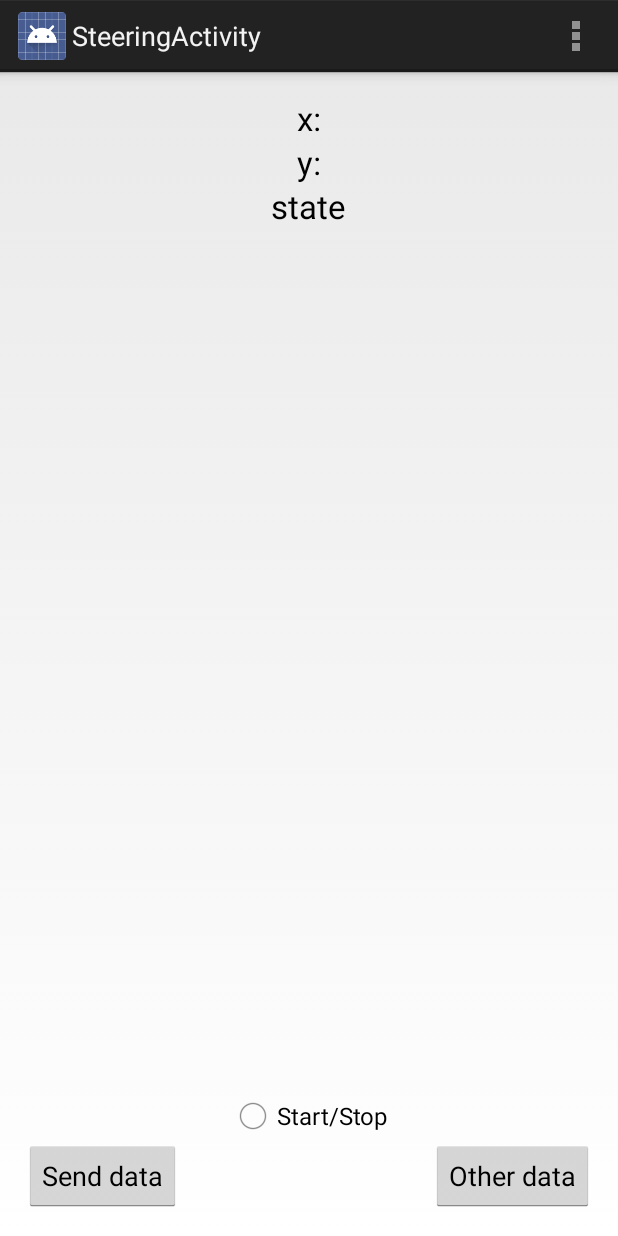
After one commit to jakubt33/Hexapod, an Android app: the SteeringActivity screen opened directly, with no data from a screen before it, on a phone screen of 412 x 824 dp. The commit adds this screen. Run offline under Robolectric (Android 15) with nearby library versions, the phone set to English and light mode, and no system bars.

Commit message:
passing string through activities(BT temporarly disabled)

```diff
--- a/Android/Hexapod/app/src/main/AndroidManifest.xml
+++ b/Android/Hexapod/app/src/main/AndroidManifest.xml
@@ -1,6 +1,7 @@
 <?xml version="1.0" encoding="utf-8"?>
 <manifest xmlns:android="http://schemas.android.com/apk/res/android"
     package="com.jtrzyna.hexapod" >
+
     <uses-permission android:name="android.permission.BLUETOOTH" />
     <uses-permission android:name="android.permission.BLUETOOTH_ADMIN" />
 
@@ -14,9 +15,12 @@
             android:label="@string/app_name" >
             <intent-filter>
                 <action android:name="android.intent.action.MAIN" />
-
                 <category android:name="android.intent.category.LAUNCHER" />
             </intent-filter>
+        </activity>
+        <activity
+            android:name=".SteeringActivity"
+            android:label="@string/title_activity_steering" >
         </activity>
     </application>
 
--- /dev/null
+++ b/Android/Hexapod/app/src/main/java/com/jtrzyna/hexapod/SteeringActivity.java
@@ -0,0 +1,224 @@
+package com.jtrzyna.hexapod;
+
+import android.app.Activity;
+import android.bluetooth.BluetoothAdapter;
+import android.bluetooth.BluetoothDevice;
+import android.bluetooth.BluetoothSocket;
+import android.content.Intent;
+import android.gesture.GesturePoint;
+import android.os.Bundle;
+import android.os.Handler;
+import android.os.Message;
+import android.view.Menu;
+import android.view.MenuItem;
+import android.view.View;
+import android.widget.ListView;
+import android.widget.RadioButton;
+import android.widget.TextView;
+
+import java.io.IOException;
+import java.io.InputStream;
+import java.io.OutputStream;
+import java.io.Serializable;
+import java.util.UUID;
+
+
+public class SteeringActivity extends Activity {
+
+    public static final UUID MY_UUID = UUID.fromString("00001101-0000-1000-8000-00805F9B34FB");
+    ConnectedThread connectedThread;
+    ConnectThread connect;
+    BluetoothAdapter btAdapter;
+    TextView state;
+
+    RadioButton StartStopButton;
+    TextView xPosition;
+    TextView yPosition;
+    protected static final int MESSAGE_READ = 1;
+    Handler mHandler = new Handler() {
+        public void handleMessage(Message msg) {
+            // TODO Auto-generated method stub
+            super.handleMessage(msg);
+            switch (msg.what) {
+                case MESSAGE_READ:
+                    byte[] readBuf = (byte[]) msg.obj;
+                    String string = new String(readBuf);
+                    state.setText(string);
+                    break;
+            }
+        }
+    };
+
+    protected void onCreate(Bundle savedInstanceState) {
+        super.onCreate(savedInstanceState);
+        setContentView(R.layout.activity_steering);
+        state = (TextView)findViewById(R.id.textState);
+        String getData = "start";
+        btAdapter = BluetoothAdapter.getDefaultAdapter();
+
+        Intent myIntent = getIntent();
+        Bundle b = myIntent.getExtras();
+        if(myIntent.hasExtra("connect")) {
+            getData = myIntent.getStringExtra("connect");
+            state.setText(getData);
+        }
+        //connect = (ConnectThread) myIntent.getSerializableExtra("connectThread");
+        //connect.start();
+        //connectedThread = new ConnectedThread(connect.mmSocket);
+
+
+        init();
+    }
+
+    private void init(){
+
+        StartStopButton = (RadioButton) findViewById(R.id.radioStartStop);
+        xPosition = (TextView)findViewById(R.id.xPosition);
+        yPosition = (TextView)findViewById(R.id.yPosition);
+    }
+
+    public void onSentDataClicked(View V) {
+        String s = "cdcd";
+        connectedThread.write(s.getBytes());
+        connectedThread.run();
+    }
+
+    public void onSentOtherDataClicked(View V) {
+        String s = "abab";
+        connectedThread.write(s.getBytes());
+        connectedThread.run();
+    }
+
+    public void onStartStopChecked(View V){
+        if(StartStopButton.isChecked()){
+
+        }
+        else{
+
+        }
+    }
+
+    @Override
+    public boolean onCreateOptionsMenu(Menu menu) {
+        // Inflate the menu; this adds items to the action bar if it is present.
+        getMenuInflater().inflate(R.menu.steering, menu);
+        return true;
+    }
+
+    @Override
+    public boolean onOptionsItemSelected(MenuItem item) {
+        // Handle action bar item clicks here. The action bar will
+        // automatically handle clicks on the Home/Up button, so long
+        // as you specify a parent activity in AndroidManifest.xml.
+        int id = item.getItemId();
+        if (id == R.id.action_settings) {
+            return true;
+        }
+        return super.onOptionsItemSelected(item);
+    }
+
+    private class ConnectedThread extends Thread {
+        private final BluetoothSocket mmSocket;
+        private final InputStream mmInStream;
+        private final OutputStream mmOutStream;
+
+        public ConnectedThread(BluetoothSocket socket) {
+            mmSocket = socket;
+            InputStream tmpIn = null;
+            OutputStream tmpOut = null;
+
+            // Get the input and output streams, using temp objects because
+            // member streams are final
+            try {
+                tmpIn = socket.getInputStream();
+                tmpOut = socket.getOutputStream();
+            } catch (IOException e) { }
+
+            mmInStream = tmpIn;
+            mmOutStream = tmpOut;
+        }
+
+
+        public void run() {
+            byte[] buffer;  // buffer store for the stream
+            int bytes; // bytes returned from read()
+
+            try {
+                // Read from the InputStream
+                buffer = new byte[1024];
+                bytes = mmInStream.read(buffer);
+                // Send the obtained bytes to the UI activity
+                mHandler.obtainMessage(MESSAGE_READ, bytes, -1, buffer)
+                        .sendToTarget();
+
+            } catch (IOException e) {
+                //break;
+            }
+
+        }
+
+        /* Call this from the main activity to send data to the remote device */
+        public void write(byte[] bytes) {
+            try {
+                mmOutStream.write(bytes);
+            } catch (IOException e) { }
+        }
+
+        /* Call this from the main activity to shutdown the connection */
+        public void cancel() {
+            try {
+                mmSocket.close();
+            } catch (IOException e) { }
+        }
+    }
+
+    private class ConnectThread extends Thread implements Serializable {
+        private final BluetoothSocket mmSocket;
+        private final BluetoothDevice mmDevice;
+
+        public ConnectThread(BluetoothDevice device) {
+            // Use a temporary object that is later assigned to mmSocket,
+            // because mmSocket is final
+            BluetoothSocket tmp = null;
+            mmDevice = device;
+
+            // Get a BluetoothSocket to connect with the given BluetoothDevice
+            try {
+                // MY_UUID is the app's UUID string, also used by the server code
+                tmp = device.createRfcommSocketToServiceRecord(MY_UUID);
+            } catch (IOException e) {
+            }
+            mmSocket = tmp;
+        }
+
+        public void run() {
+            // Cancel discovery because it will slow down the connection
+            btAdapter.cancelDiscovery();
+
+            try {
+                // Connect the device through the socket. This will block
+                // until it succeeds or throws an exception
+                mmSocket.connect();
+            } catch (IOException connectException) {
+                // Unable to connect; close the socket and get out
+                try {
+                    mmSocket.close();
+                } catch (IOException closeException) {
+                }
+                return;
+            }
+
+            state.setText("connected");
+        }
+
+        /**
+         * Will cancel an in-progress connection, and close the socket
+         */
+        public void cancel() {
+            try {
+                mmSocket.close();
+            } catch (IOException e) {
+            }
+        }
+    }
+}
--- /dev/null
+++ b/Android/Hexapod/app/src/main/res/layout/activity_steering.xml
@@ -0,0 +1,67 @@
+<RelativeLayout xmlns:android="http://schemas.android.com/apk/res/android"
+    xmlns:tools="http://schemas.android.com/tools"
+    android:layout_width="match_parent"
+    android:layout_height="match_parent"
+    android:paddingLeft="@dimen/activity_horizontal_margin"
+    android:paddingRight="@dimen/activity_horizontal_margin"
+    android:paddingTop="@dimen/activity_vertical_margin"
+    android:paddingBottom="@dimen/activity_vertical_margin"
+    tools:context="com.jtrzyna.hexapod.SteeringActivity">
+
+
+    <TextView
+        android:layout_width="wrap_content"
+        android:layout_height="wrap_content"
+        android:textAppearance="?android:attr/textAppearanceLarge"
+        android:text="x:"
+        android:id="@+id/xPosition"
+        android:layout_alignParentTop="true"
+        android:layout_centerHorizontal="true" />
+
+    <TextView
+        android:layout_width="wrap_content"
+        android:layout_height="wrap_content"
+        android:textAppearance="?android:attr/textAppearanceLarge"
+        android:text="y:"
+        android:id="@+id/yPosition"
+        android:layout_below="@+id/xPosition"
+        android:layout_centerHorizontal="true" />
+
+    <TextView
+        android:layout_width="wrap_content"
+        android:layout_height="wrap_content"
+        android:textAppearance="?android:attr/textAppearanceLarge"
+        android:text="state"
+        android:id="@+id/textState"
+        android:layout_below="@+id/yPosition"
+        android:layout_centerHorizontal="true" />
+
+    <RadioButton
+        android:layout_width="wrap_content"
+        android:layout_height="wrap_content"
+        android:text="Start/Stop"
+        android:id="@+id/radioStartStop"
+        android:layout_above="@+id/bMsg"
+        android:layout_centerHorizontal="true"
+        android:checked="false"
+        android:clickable="true"
+        android:onClick="onStartStopChecked" />
+
+    <Button
+        android:layout_width="wrap_content"
+        android:layout_height="wrap_content"
+        android:text="Send data"
+        android:id="@+id/bMsg"
+        android:layout_alignParentBottom="true"
+        android:layout_alignParentLeft="true"
+        android:onClick="onSentDataClicked" />
+
+    <Button
+        android:layout_width="wrap_content"
+        android:layout_height="wrap_content"
+        android:text="Other data"
+        android:id="@+id/bOtherMsg"
+        android:layout_alignParentBottom="true"
+        android:layout_alignParentRight="true"
+        android:onClick="onSentOtherDataClicked" />
+</RelativeLayout>
--- /dev/null
+++ b/Android/Hexapod/app/src/main/res/menu/steering.xml
@@ -0,0 +1,8 @@
+<menu xmlns:android="http://schemas.android.com/apk/res/android"
+    xmlns:tools="http://schemas.android.com/tools"
+    tools:context="com.jtrzyna.hexapod.SteeringActivity" >
+    <item android:id="@+id/action_settings"
+        android:title="@string/action_settings"
+        android:orderInCategory="100"
+        android:showAsAction="never" />
+</menu>
--- a/Android/Hexapod/app/src/main/res/values/strings.xml
+++ b/Android/Hexapod/app/src/main/res/values/strings.xml
@@ -4,5 +4,6 @@
     <string name="app_name">Hexapod</string>
     <string name="hello_world">Hello world!</string>
     <string name="action_settings">Settings</string>
+    <string name="title_activity_steering">SteeringActivity</string>
 
 </resources>
```
Also changed, not shown: Android/Hexapod/app/src/main/java/com/jtrzyna/hexapod/ConnectionActivity.java (+41 -126 lines), Android/Hexapod/app/src/main/res/layout/activity_connection.xml (+1 -19 lines), 1 other file.
